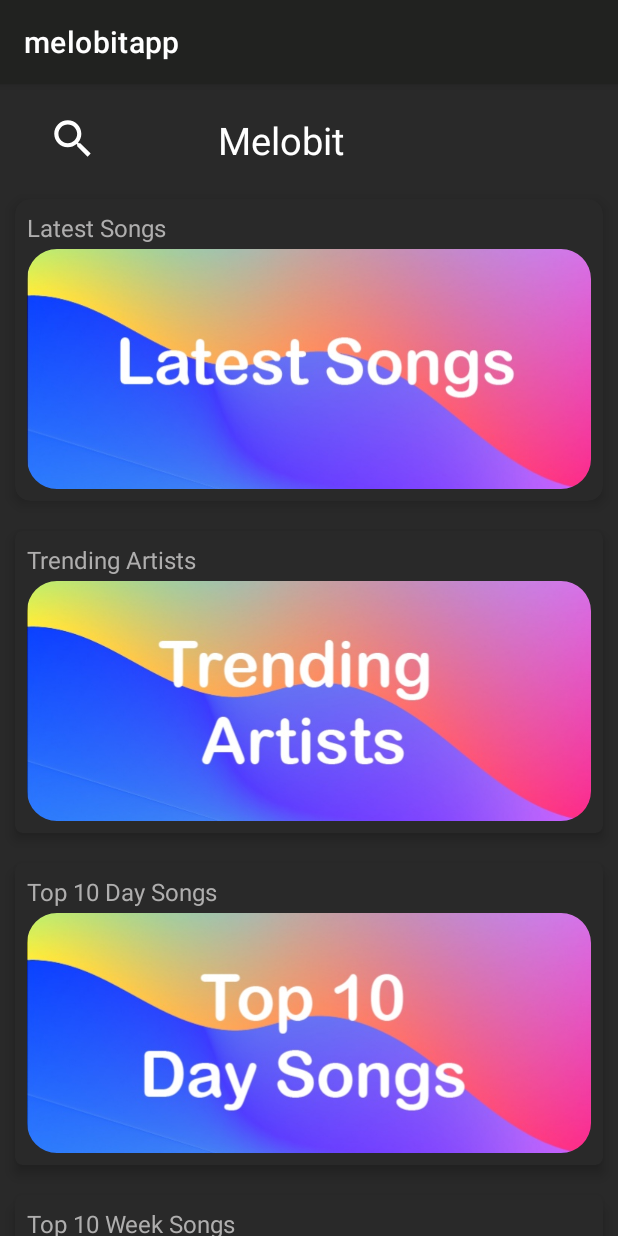
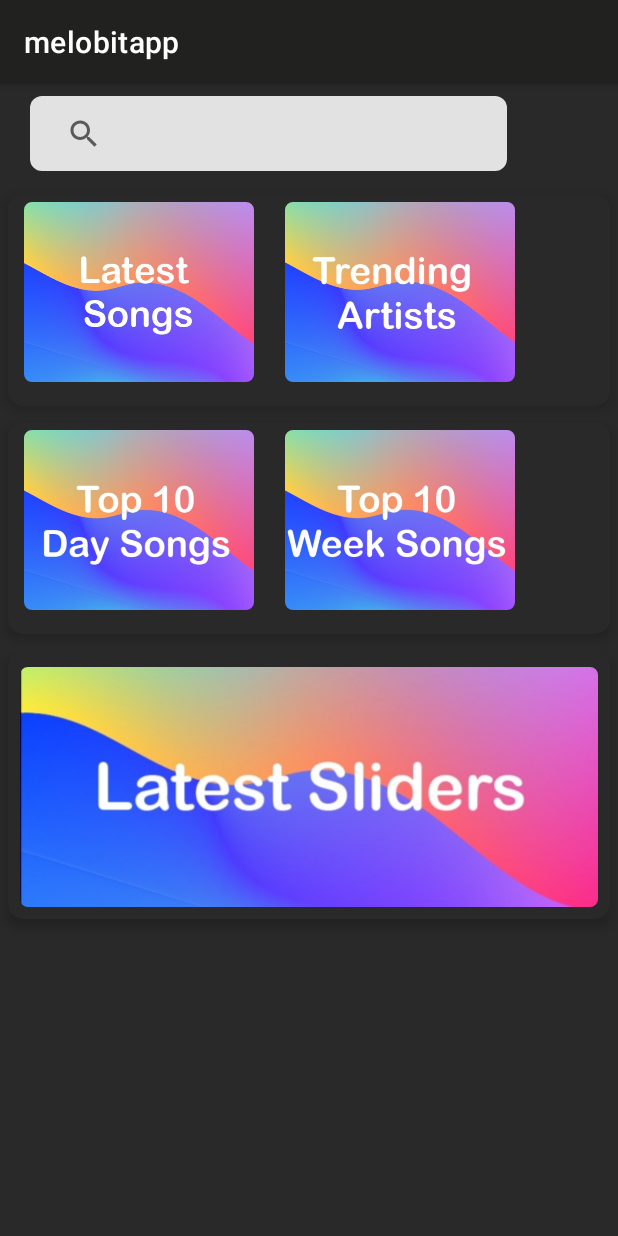
Before and after one commit to maryambh81/melobitproject, an Android app: the screen it shows after launch (MainActivity), on a phone screen of 412 x 824 dp. Run offline under Robolectric (Android 15) with nearby library versions, the phone set to English and light mode, and no system bars.

Commit message:
work on home page ui

```diff
--- a/app/src/main/java/com/example/melobitapplication/MainActivity.java
+++ b/app/src/main/java/com/example/melobitapplication/MainActivity.java
@@ -6,12 +6,13 @@ import android.view.View;
 import android.widget.ImageView;
 
 import androidx.appcompat.app.AppCompatActivity;
+import androidx.appcompat.widget.SearchView;
 
 public class MainActivity extends AppCompatActivity implements View.OnClickListener
 {
 
-    ImageView imgTop10WeekSong,imgTop10DaySong,imgTrendingArtist,imgNewSong,imglatestSliders,
-            imgSearch;
+    ImageView imgTop10WeekSong,imgTop10DaySong,imgTrendingArtist,imgNewSong,imglatestSliders;
+    SearchView seearchview;
 
 
     @Override
@@ -19,7 +20,7 @@ public class MainActivity extends AppCompatActivity implements View.OnClickListe
         super.onCreate(savedInstanceState);
         setContentView(R.layout.activity_main);
 
-        imgSearch = findViewById(R.id.imgSearch);
+        seearchview =findViewById(R.id.search);
         imgNewSong = findViewById(R.id.imgNewSong);
         imgTrendingArtist = findViewById(R.id.imgTrendingArtist);
         imgTop10DaySong = findViewById(R.id.imgTop10DaySong);
@@ -27,7 +28,7 @@ public class MainActivity extends AppCompatActivity implements View.OnClickListe
         imglatestSliders = findViewById(R.id.imgLatestSliders);
 
 
-        imgSearch.setOnClickListener(this);
+        seearchview.setOnClickListener(this);
         imgNewSong.setOnClickListener(this);
         imgTrendingArtist.setOnClickListener(this);
         imgTop10WeekSong.setOnClickListener(this);
@@ -41,7 +42,7 @@ public class MainActivity extends AppCompatActivity implements View.OnClickListe
     @Override
     public void onClick(View view) {
         switch (view.getId()) {
-            case R.id.imgSearch: {
+            case R.id.search: {
                 startActivity(new Intent(MainActivity.this, SearchActivity.class));
 
                 break;
--- /dev/null
+++ b/app/src/main/res/drawable-v24/serach_view_bg.xml
@@ -0,0 +1,8 @@
+<?xml version="1.0" encoding="utf-8"?>
+<shape xmlns:android="http://schemas.android.com/apk/res/android">
+    <corners android:radius="8dp"></corners>
+
+
+
+
+</shape>
--- a/app/src/main/res/layout/activity_main.xml
+++ b/app/src/main/res/layout/activity_main.xml
@@ -7,6 +7,7 @@
     android:background="#292929"
     tools:context="com.example.melobitapplication.MainActivity">
 
+
     <androidx.core.widget.NestedScrollView
         android:layout_width="match_parent"
         android:layout_height="match_parent">
@@ -14,40 +15,32 @@
         <LinearLayout
             android:layout_width="match_parent"
             android:layout_height="match_parent"
-            android:orientation="vertical"
-            >
+            android:orientation="vertical">
+
             <RelativeLayout
-                android:layout_width="match_parent"
-                android:layout_height="match_parent"
-                android:orientation="horizontal"
-                android:layout_marginTop="8dp">
+                android:layout_width="338dp"
+                android:layout_height="50dp"
+                android:layout_marginTop="8dp"
+                android:layout_marginBottom="10dp"
+                android:orientation="horizontal">
 
-                <LinearLayout
+                <androidx.appcompat.widget.SearchView
+                    android:id="@+id/search"
                     android:layout_width="match_parent"
                     android:layout_height="wrap_content"
+                    android:layout_alignParentLeft="true"
+                    android:layout_centerVertical="true"
                     android:layout_marginLeft="20dp"
+                    android:background="@drawable/serach_view_bg"
+                    android:backgroundTint="#DCFFFFFF"
+
+
                     android:orientation="horizontal"
                     android:padding="12dp"
-                    android:layout_alignParentLeft="true"
-                    android:layout_centerVertical="true">
+                    app:shapeAppearanceOverlay="@style/roundimageview">
 
-                    <ImageView
-                        android:id="@+id/imgSearch"
-                        android:layout_width="33dp"
-                        android:layout_height="33dp"
-                        android:layout_marginRight="10dp"
-                        android:src="@drawable/ic_baseline_search_24" />
 
-                    <TextView
-                        android:layout_width="wrap_content"
-                        android:layout_height="wrap_content"
-                        android:layout_gravity="center"
-                        android:layout_marginLeft="70dp"
-                        android:text="Melobit"
-                        android:textColor="#FFFFFF"
-                        android:textSize="25sp" />
-
-                </LinearLayout>
+                </androidx.appcompat.widget.SearchView>
 
             </RelativeLayout>
 
@@ -56,7 +49,93 @@
                 android:layout_width="match_parent"
                 android:layout_height="wrap_content"
                 android:layout_gravity="center"
-                android:layout_margin="10dp"
+                android:layout_margin="5dp"
+                android:background="#292929"
+                app:cardBackgroundColor="#292929"
+                app:cardCornerRadius="10dp"
+                app:cardElevation="5dp"
+                tools:visibility="visible">
+
+                <LinearLayout
+                    android:layout_width="402dp"
+                    android:layout_height="match_parent"
+                    android:layout_margin="5dp"
+                    android:background="#292929"
+                    android:orientation="horizontal">
+
+                    <com.google.android.material.imageview.ShapeableImageView
+                        android:id="@+id/imgNewSong"
+                        android:layout_width="153dp"
+                        android:layout_height="120dp"
+                        android:layout_gravity="left"
+                        android:layout_margin="5dp"
+                        android:layout_marginTop="3dp"
+                        android:scaleType="centerCrop"
+
+                        android:src="@drawable/latest_songs"
+                        app:shapeAppearanceOverlay="@style/roundimageview" />
+
+                    <com.google.android.material.imageview.ShapeableImageView
+                        android:id="@+id/imgTrendingArtist"
+                        android:layout_width="153dp"
+                        android:layout_height="120dp"
+                        android:layout_gravity="right"
+                        android:layout_marginLeft="15dp"
+                        android:layout_marginTop="3dp"
+                        android:scaleType="centerCrop"
+                        android:src="@drawable/img_trending_artists"
+                        app:shapeAppearanceOverlay="@style/roundimageview" />
+                </LinearLayout>
+            </androidx.cardview.widget.CardView>
+
+            <androidx.cardview.widget.CardView
+                android:layout_width="match_parent"
+                android:layout_height="wrap_content"
+                android:layout_gravity="center"
+                android:layout_margin="5dp"
+                android:background="#292929"
+                app:cardBackgroundColor="#292929"
+                app:cardCornerRadius="10dp"
+                app:cardElevation="5dp"
+                tools:visibility="visible">
+
+                <LinearLayout
+                    android:layout_width="match_parent"
+                    android:layout_height="match_parent"
+                    android:layout_margin="5dp"
+                    android:background="#292929"
+                    android:orientation="horizontal">
+
+                    <com.google.android.material.imageview.ShapeableImageView
+                        android:id="@+id/imgTop10DaySong"
+                        android:layout_width="153dp"
+                        android:layout_height="120dp"
+                        android:layout_gravity="left"
+                        android:layout_margin="5dp"
+                        android:layout_marginTop="3dp"
+                        android:scaleType="centerCrop"
+
+                        android:src="@drawable/img_topten_day_songs"
+                        app:shapeAppearanceOverlay="@style/roundimageview" />
+
+                    <com.google.android.material.imageview.ShapeableImageView
+                        android:id="@+id/imgTop10WeekSong"
+                        android:layout_width="153dp"
+                        android:layout_height="120dp"
+                        android:layout_gravity="right"
+                        android:layout_marginLeft="15dp"
+                        android:layout_marginTop="3dp"
+                        android:scaleType="centerCrop"
+                        android:src="@drawable/img_topten_week_songs"
+                        app:shapeAppearanceOverlay="@style/roundimageview" />
+                </LinearLayout>
+            </androidx.cardview.widget.CardView>
+
+            <androidx.cardview.widget.CardView
+                android:layout_width="match_parent"
+                android:layout_height="wrap_content"
+                android:layout_gravity="center"
+                android:layout_margin="5dp"
                 android:background="#292929"
                 app:cardBackgroundColor="#292929"
                 app:cardCornerRadius="10dp"
@@ -68,27 +147,20 @@
                     android:layout_height="match_parent"
                     android:layout_margin="8dp"
                     android:layoutDirection="rtl"
-                    android:orientation="vertical"
-                    android:background="#292929">
-
-                    <TextView
-                        android:layout_width="wrap_content"
-                        android:layout_height="wrap_content"
-                        android:layout_gravity="left"
-                        android:text="Latest Songs"
-                        android:textColor="#AFAEAE"
-                        android:textSize="16sp" />
+                    android:orientation="vertical">
 
                     <com.google.android.material.imageview.ShapeableImageView
-                        android:id="@+id/imgNewSong"
+                        android:id="@+id/imgLatestSliders"
                         android:layout_width="match_parent"
                         android:layout_height="160dp"
                         android:layout_marginTop="3dp"
                         android:scaleType="centerCrop"
-                        android:src="@drawable/umg_latest_songs"
-                        app:shapeAppearanceOverlay="@style/roundimageview"/>
+                        android:src="@drawable/img_latest_sliders"
+                        app:shapeAppearanceOverlay="@style/roundimageview" />
                 </LinearLayout>
             </androidx.cardview.widget.CardView>
+
+
 
             <androidx.cardview.widget.CardView
                 android:layout_width="match_parent"
@@ -99,135 +171,7 @@
                 app:cardCornerRadius="5dp"
                 app:cardElevation="5dp">
 
-                <LinearLayout
-                    android:layout_width="match_parent"
-                    android:layout_height="match_parent"
-                    android:layout_margin="8dp"
-                    android:layoutDirection="rtl"
-                    android:orientation="vertical">
 
-                    <TextView
-                        android:layout_width="wrap_content"
-                        android:layout_height="wrap_content"
-                        android:layout_gravity="left"
-                        android:text="Trending Artists"
-                        android:textColor="#AFAEAE"
-                        android:textSize="16sp" />
-
-                    <com.google.android.material.imageview.ShapeableImageView
-                        android:id="@+id/imgTrendingArtist"
-                        android:layout_width="match_parent"
-                        android:layout_height="160dp"
-                        android:layout_marginTop="3dp"
-                        android:scaleType="centerCrop"
-                        android:src="@drawable/img_trending_artists"
-                        app:shapeAppearanceOverlay="@style/roundimageview"/>
-
-                </LinearLayout>
-            </androidx.cardview.widget.CardView>
-
-            <androidx.cardview.widget.CardView
-                android:layout_width="match_parent"
-                android:layout_height="wrap_content"
-                android:layout_gravity="center"
-                android:layout_margin="10dp"
-                app:cardBackgroundColor="#292929"
-                app:cardCornerRadius="5dp"
-                app:cardElevation="5dp">
-
-                <LinearLayout
-                    android:layout_width="match_parent"
-                    android:layout_height="match_parent"
-                    android:layout_margin="8dp"
-                    android:layoutDirection="rtl"
-                    android:orientation="vertical">
-
-                    <TextView
-                        android:layout_width="wrap_content"
-                        android:layout_height="wrap_content"
-                        android:layout_gravity="left"
-                        android:text="Top 10 Day Songs"
-                        android:textColor="#AFAEAE"
-                        android:textSize="16sp" />
-
-                    <com.google.android.material.imageview.ShapeableImageView
-                        android:id="@+id/imgTop10DaySong"
-                        android:layout_width="match_parent"
-                        android:layout_height="160dp"
-                        android:layout_marginTop="3dp"
-                        android:scaleType="centerCrop"
-                        android:src="@drawable/img_topten_day_songs"
-                        app:shapeAppearanceOverlay="@style/roundimageview"/>
-                </LinearLayout>
-            </androidx.cardview.widget.CardView>
-
-            <androidx.cardview.widget.CardView
-                android:layout_width="match_parent"
-                android:layout_height="wrap_content"
-                android:layout_gravity="center"
-                android:layout_margin="10dp"
-                app:cardBackgroundColor="#292929"
-                app:cardCornerRadius="5dp"
-                app:cardElevation="5dp">
-
-                <LinearLayout
-                    android:layout_width="match_parent"
-                    android:layout_height="match_parent"
-                    android:layout_margin="8dp"
-                    android:layoutDirection="rtl"
-                    android:orientation="vertical">
-
-                    <TextView
-                        android:layout_width="wrap_content"
-                        android:layout_height="wrap_content"
-                        android:layout_gravity="left"
-                        android:text="Top 10 Week Songs"
-                        android:textColor="#AFAEAE"
-                        android:textSize="16sp" />
-
-                    <com.google.android.material.imageview.ShapeableImageView
-                        android:id="@+id/imgTop10WeekSong"
-                        android:layout_width="match_parent"
-                        android:layout_height="160dp"
-                        android:layout_marginTop="3dp"
-                        android:scaleType="centerCrop"
-                        android:src="@drawable/img_topten_week_songs"
-                        app:shapeAppearanceOverlay="@style/roundimageview"/>
-                </LinearLayout>
-            </androidx.cardview.widget.CardView>
-            <androidx.cardview.widget.CardView
-                android:layout_width="match_parent"
-                android:layout_height="wrap_content"
-                android:layout_gravity="center"
-                android:layout_margin="10dp"
-                app:cardBackgroundColor="#292929"
-                app:cardCornerRadius="5dp"
-                app:cardElevation="5dp">
-
-                <LinearLayout
-                    android:layout_width="match_parent"
-                    android:layout_height="match_parent"
-                    android:layout_margin="8dp"
-                    android:layoutDirection="rtl"
-                    android:orientation="vertical">
-
-                    <TextView
-                        android:layout_width="wrap_content"
-                        android:layout_height="wrap_content"
-                        android:layout_gravity="left"
-                        android:text="Latest Sliders"
-                        android:textColor="#AFAEAE"
-                        android:textSize="16sp" />
-
-                    <com.google.android.material.imageview.ShapeableImageView
-                        android:id="@+id/imgLatestSliders"
-                        android:layout_width="match_parent"
-                        android:layout_height="160dp"
-                        android:layout_marginTop="3dp"
-                        android:scaleType="centerCrop"
-                        android:src="@drawable/img_latest_sliders"
-                        app:shapeAppearanceOverlay="@style/roundimageview"/>
-                </LinearLayout>
             </androidx.cardview.widget.CardView>
 
 
@@ -237,4 +181,5 @@
 
 
 
+
 </LinearLayout>
--- a/app/src/main/res/values/colors.xml
+++ b/app/src/main/res/values/colors.xml
@@ -3,8 +3,8 @@
     <color name="purple_200">#FFBB86FC</color>
     <color name="purple_500">#FF6200EE</color>
     <color name="purple_700">#FF3700B3</color>
-    <color name="teal_200">#FF03DAC5</color>
-    <color name="teal_700">#FF018786</color>
+    <color name="teal_200">#D81B60</color>
+    <color name="teal_700">#D81B60</color>
     <color name="black">#FF000000</color>
     <color name="white">#FFFFFFFF</color>
 </resources>
--- a/app/src/main/res/values/themes.xml
+++ b/app/src/main/res/values/themes.xml
@@ -16,7 +16,7 @@
 
     <style name="roundimageview" parent="">
         <item name="cornerFamily">rounded</item>
-        <item name="cornerSize">20dp</item>
+        <item name="cornerSize">5dp</item>
         <item name="color">@color/white</item>
     </style>
     <style name="roundimageviewartist" parent="">
```
Also changed, not shown: app/src/main/res/drawable-v24/latest_songs.jpg (added).
